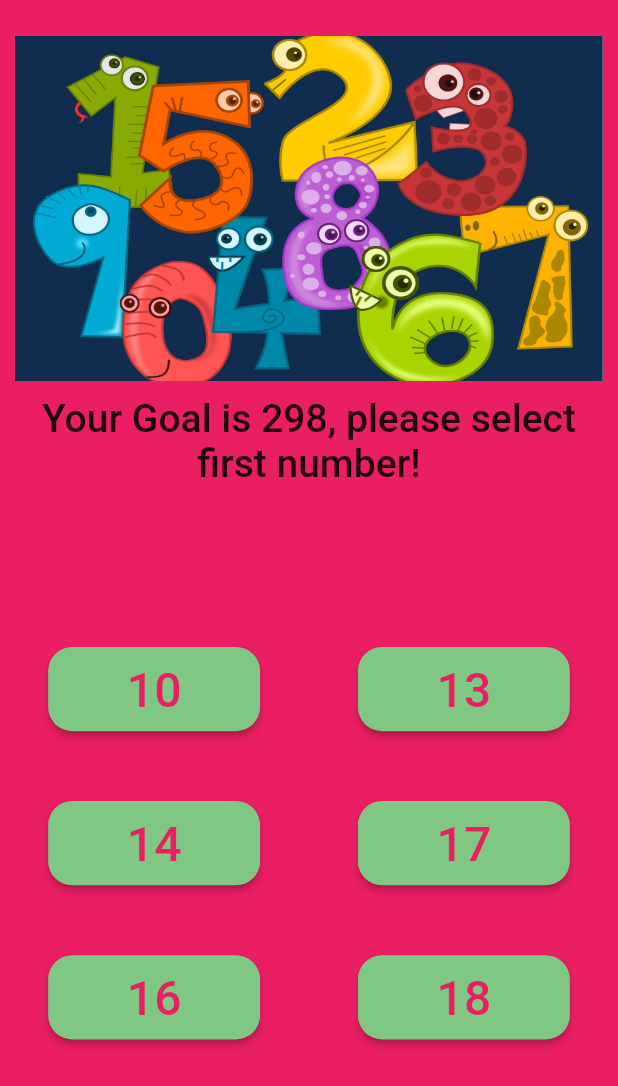
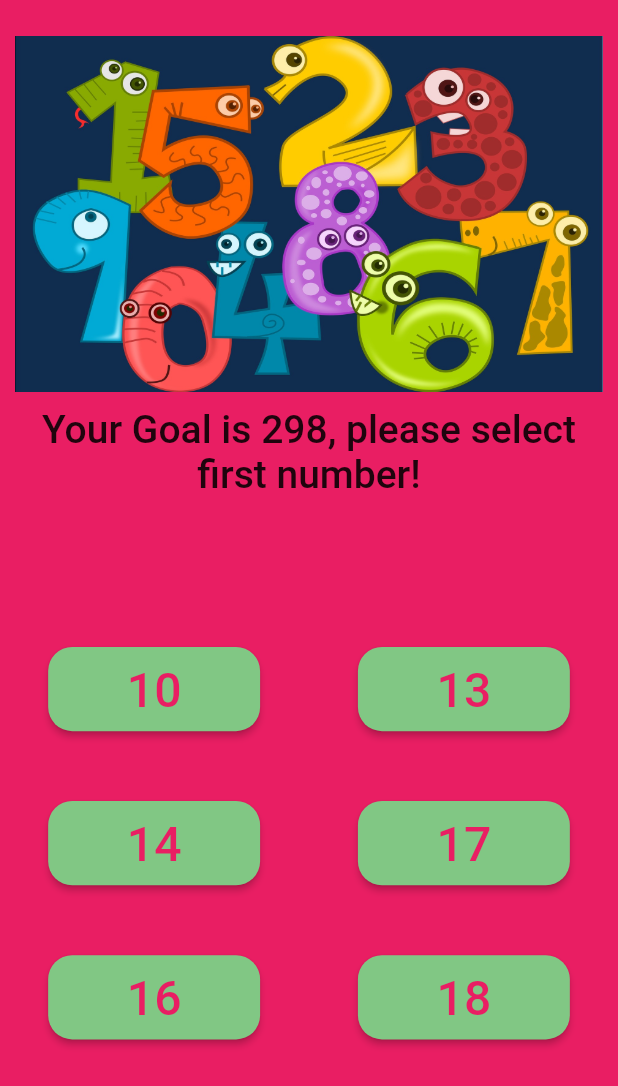
Before and after one commit to DevDaisy-lab/sum_numbers, a Flutter app: the screen it shows after launch, on a phone screen of 412 x 824 dp. Shown: the top 1086 px of the screen. Run offline on Flutter 3.47's test engine with Material 2 defaults, Android fonts, the phone set to English and light mode, and no system bars.

Commit message:
screenshots changed

```diff
--- a/lib/main.dart
+++ b/lib/main.dart
@@ -101,6 +101,7 @@ class _SumOfNumbersState extends State<SumOfNumbers> {
   @override
   Widget build(BuildContext context) {
     return MaterialApp(
+      debugShowCheckedModeBanner: false,
       home: Scaffold(
         backgroundColor: Colors.pink,
         body: _questionIndex < _questions.length
--- a/lib/question.dart
+++ b/lib/question.dart
@@ -14,7 +14,7 @@ class Question extends StatelessWidget {
           child: Image.asset(
             'assets/images/pic1.jpg',
             width: double.infinity,
-            height: 230,
+            height: 237,
             fit: BoxFit.cover,
           ),
         ),
```
Also changed, not shown: assets/images/sum_numbers1.PNG, assets/images/sum_numbers2.PNG, assets/images/sum_numbers3.PNG, assets/images/sum_numbers4.PNG, assets/images/sum_numbers5.PNG, assets/images/sum_numbers6.PNG, assets/images/sum_numbers7.PNG, assets/images/sum_numbers8.PNG.
